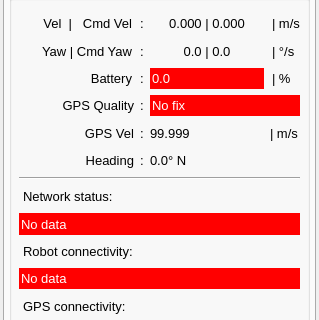
ICE9-Robotics/mapviz, file mapviz_plugins/ui/ugi_basestation_config.ui: the form before one commit; both pictures show x 0 to 319 and y 453 to 773 of the 319 by 881 pixel window.
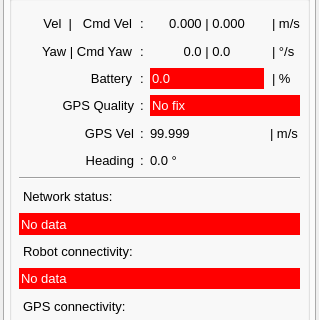
The form after the commit. Icons and pictures are not drawn. Custom widgets are drawn as their Qt base class.

Commit message: added throttle to origin transform warn message

The edit to the form file:
```diff
--- a/mapviz_plugins/ui/ugi_basestation_config.ui
+++ b/mapviz_plugins/ui/ugi_basestation_config.ui
@@ -1813,7 +1813,7 @@
             </font>
            </property>
            <property name="text">
-            <string>0.0° N</string>
+            <string>0.0 °</string>
            </property>
            <property name="alignment">
             <set>Qt::AlignLeading|Qt::AlignLeft|Qt::AlignVCenter</set>
```
The commit also changes 1 other file.
